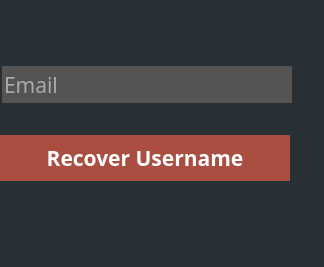
Before: the Qt Designer form recoverusername.ui in dparker2/StudyGroup, drawn with Qt 5.
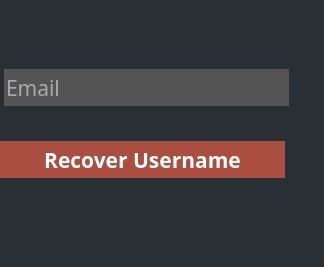
After: the same form once the commit is applied.

Diff of the .ui file:
```diff
--- a/recoverusername.ui
+++ b/recoverusername.ui
@@ -45,7 +45,7 @@
        </property>
        <property name="minimumSize">
         <size>
-         <width>290</width>
+         <width>285</width>
          <height>37</height>
         </size>
        </property>
@@ -108,8 +108,8 @@
      </property>
      <property name="maximumSize">
       <size>
-       <width>290</width>
-       <height>16777215</height>
+       <width>285</width>
+       <height>37</height>
       </size>
      </property>
      <property name="font">
```
